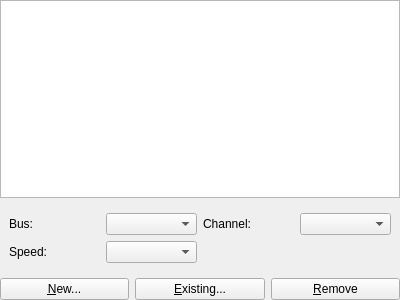
The window that src/qt/qt_settingsharddisks.ui (86Box/86Box) describes before a commit, drawn with Qt 5.
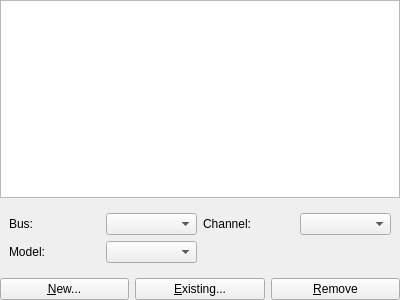
The same window after the commit.

Commit message: Model, not Speed.

The edit to the form file:
```diff
--- a/src/qt/qt_settingsharddisks.ui
+++ b/src/qt/qt_settingsharddisks.ui
@@ -79,7 +79,7 @@
       <item row="1" column="0">
        <widget class="QLabel" name="labelSpeed">
         <property name="text">
-         <string>Speed:</string>
+         <string>Model:</string>
         </property>
        </widget>
       </item>
```
